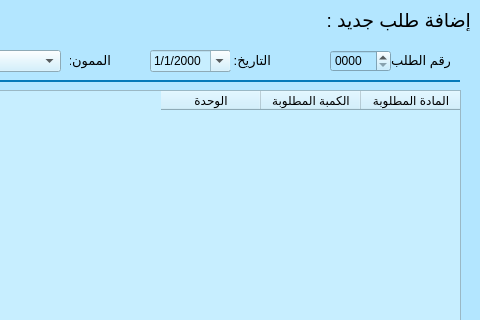
otmanLAHRECHE/EpspRestaurant, file user_interfaces/add_new_commande.ui: the form before one commit; both pictures show x 200 to 680 and y 0 to 320 of the 680 by 507 pixel window.
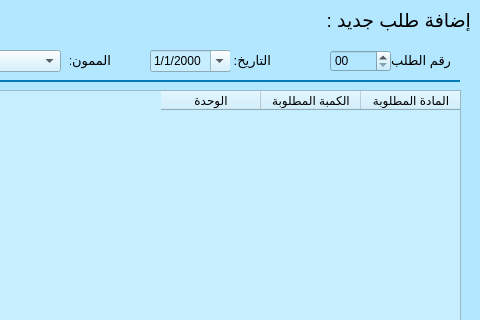
The form after the commit.

Patch:
```diff
--- a/user_interfaces/add_new_commande.ui
+++ b/user_interfaces/add_new_commande.ui
@@ -325,7 +325,7 @@
     </rect>
    </property>
    <property name="prefix">
-    <string>000</string>
+    <string>0</string>
    </property>
    <property name="maximum">
     <number>10000</number>
```
Left out of the diff: 9 changed lines with no effect on the pictures.
